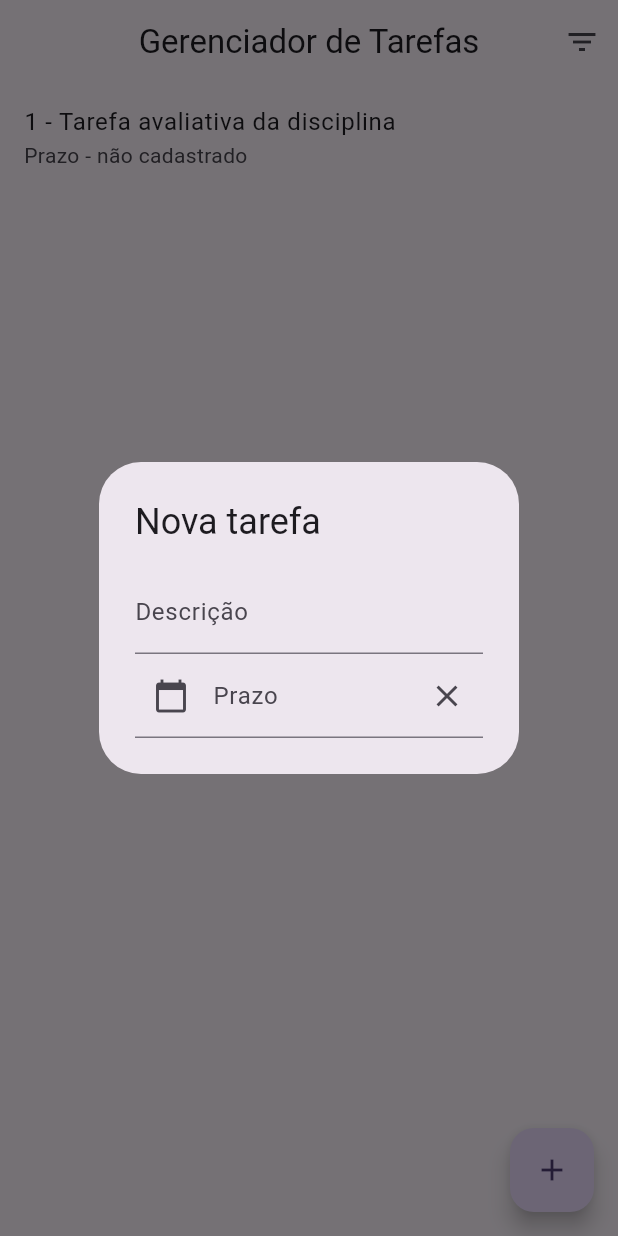
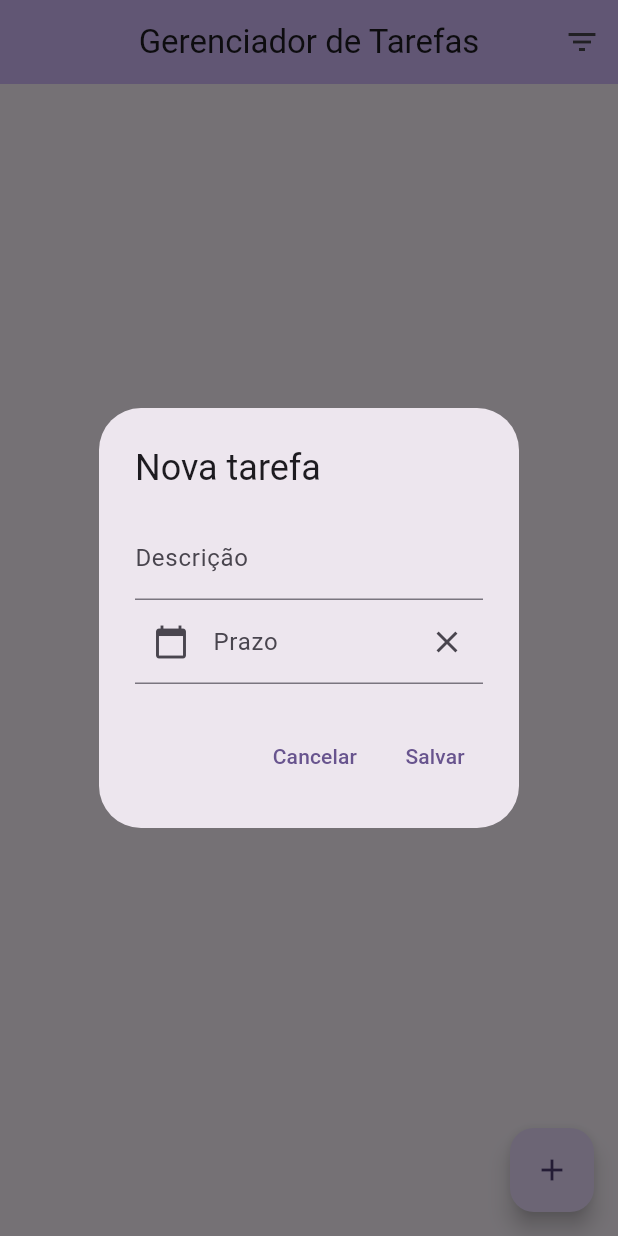
Before and after one commit to SERPALETICIA/EventosDados, a Flutter app: the screen it shows after launch, after a tap on the "add" icon, on a phone screen of 412 x 824 dp. Run offline on Flutter 3.47's test engine with Material 3 defaults, Android fonts, the phone set to English and light mode, and no system bars.

Commit message:
Cadastro de tarefa funcionando

```diff
--- a/lib/pages/lista_tarefas_page.dart
+++ b/lib/pages/lista_tarefas_page.dart
@@ -13,9 +13,9 @@ class ListaTarefasPage extends StatefulWidget{
 class _ListaTarefasPageState extends State<ListaTarefasPage>{
 
   final tarefas = <Tarefa> [
-   Tarefa(id: 1, descricao: 'Tarefa avaliativa da disciplina'
+  // Tarefa(id: 1, descricao: 'Tarefa avaliativa da disciplina'
    //, prazo: DateTime.now().add(const Duration(days: 5))
-  )
+  //)
   ];
 
   var _ultimoId = 1;
@@ -35,6 +35,7 @@ class _ListaTarefasPageState extends State<ListaTarefasPage>{
 
   AppBar _criarAppBar() {
     return AppBar(
+      backgroundColor: Theme.of(context).colorScheme.inversePrimary,
       centerTitle: true,
       title: const Text('Gerenciador de Tarefas'),
       actions: [
@@ -71,7 +72,7 @@ class _ListaTarefasPageState extends State<ListaTarefasPage>{
   }
 
   void _abrirForm({Tarefa? tarefaAtual, int? indice} ){
-    final key = GlobalKey<_ListaTarefasPageState>();
+    final key = GlobalKey<ConteudoFormDialogState>();
     showDialog(
         context: context,
         builder: (BuildContext context){
@@ -79,6 +80,29 @@ class _ListaTarefasPageState extends State<ListaTarefasPage>{
               title: Text(tarefaAtual == null ? 'Nova tarefa':
               'Alterar a tarefa ${tarefaAtual.id}'),
             content: ConteudoFormDialog(key: key, tarefaAtual: tarefaAtual),
+            actions: [
+              TextButton(
+                  onPressed: () => Navigator.of(context).pop(),
+                  child: const Text('Cancelar'),
+              ),
+              TextButton(
+              child: const Text('Salvar'),
+                  onPressed: () {
+                    if (key.currentState != null && key.currentState!.dadosValidados()) {
+                      setState(() {
+                        final novaTarefa = key.currentState!.novaTarefa;
+                        if (indice == null){
+                          novaTarefa.id = ++_ultimoId;
+                          tarefas.add(novaTarefa);
+                        }else{
+                          tarefas[indice] = novaTarefa;
+                        }
+                      });
+                    }
+                    Navigator.of(context).pop();
+                  },
+              )
+            ],
           );
         }
     );
--- a/lib/widgets/conteudo_form_dialog.dart
+++ b/lib/widgets/conteudo_form_dialog.dart
@@ -89,7 +89,7 @@ class ConteudoFormDialogState extends State<ConteudoFormDialog>{
   }
 
   Tarefa get novaTarefa => Tarefa(
-      id: widget.tarefaAtual!.id ?? 0,
+      id: widget.tarefaAtual?.id ?? 0,
       descricao: descricaoController.text,
     prazo: prazoControler.text.isEmpty ? null : _dateFormat.parse(prazoControler.text)
   );
```
